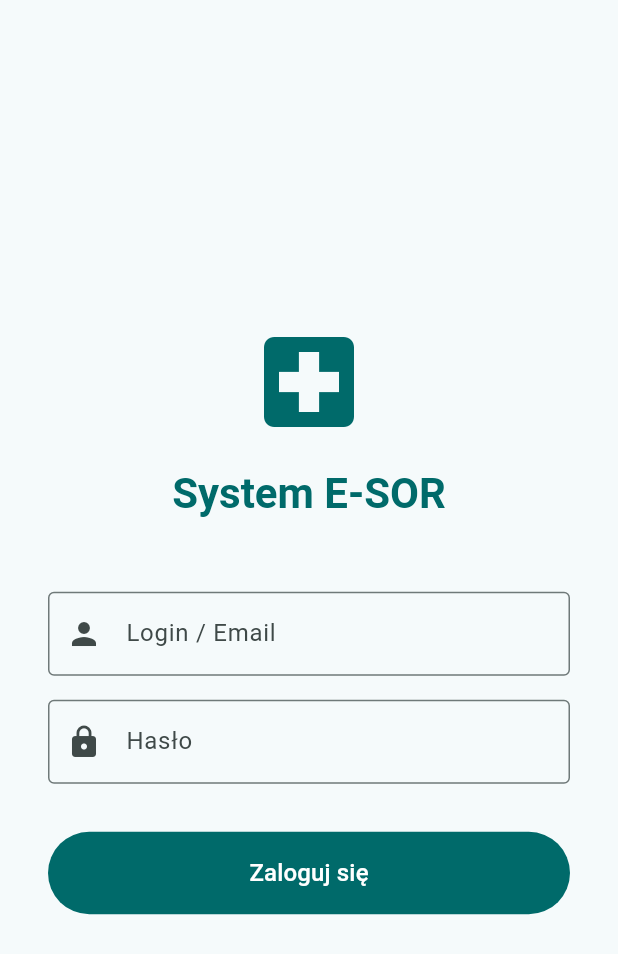
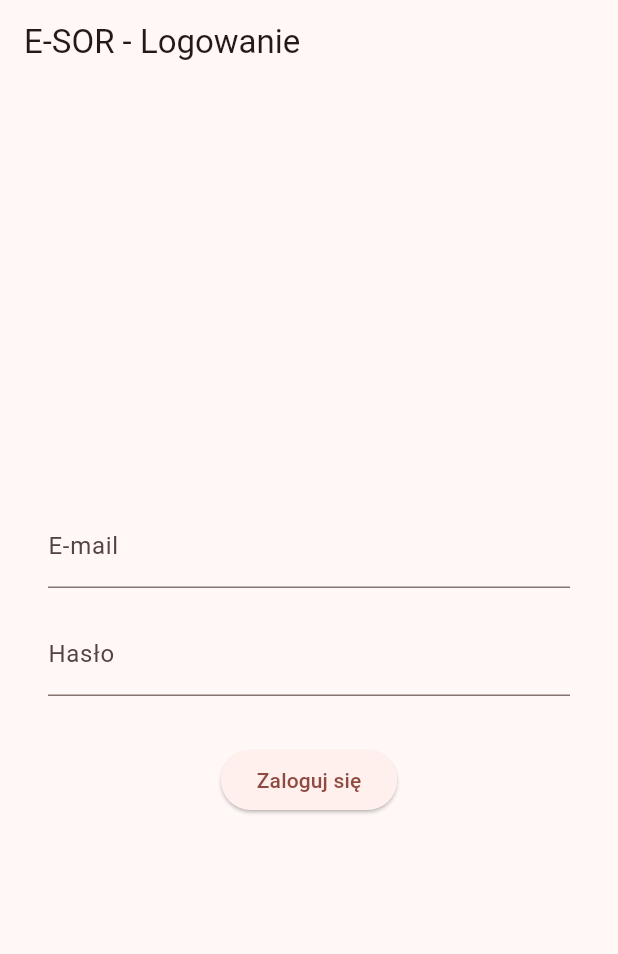
Before and after one commit to k0wal45/projekt-sor-system, a Flutter app: the screen it shows after launch, on a phone screen of 412 x 824 dp. Shown: the top 954 px of the screen. Run offline on Flutter 3.47's test engine with Material 3 defaults, Android fonts, the phone set to English and light mode, and no system bars; our stand-ins replace dio, flutter_dotenv, flutter_riverpod, flutter_secure_storage, fpdart, freezed_annotation and 2 more; generated files the repository leaves out were written again.

Commit message:
integrate auth module with backend

```diff
--- /dev/null
+++ b/frontend/lib/core/network/failure.dart
@@ -0,0 +1,21 @@
+abstract class Failure {
+  final String message;
+  const Failure(this.message);
+}
+
+class NetworkFailure extends Failure {
+  const NetworkFailure(super.message);
+}
+
+class ServerFailure extends Failure {
+  final int? statusCode;
+  const ServerFailure(super.message, {this.statusCode});
+}
+
+class AuthFailure extends Failure {
+  const AuthFailure(super.message);
+}
+
+class UnknownFailure extends Failure {
+  const UnknownFailure(super.message);
+}
--- a/frontend/lib/core/routing/app_router.dart
+++ b/frontend/lib/core/routing/app_router.dart
@@ -1,76 +1,73 @@
 import 'package:flutter/material.dart';
+import 'package:flutter_riverpod/flutter_riverpod.dart';
 import 'package:go_router/go_router.dart';
-import 'package:flutter_riverpod/flutter_riverpod.dart';
+import 'package:riverpod_annotation/riverpod_annotation.dart';
 
-import '../../features/auth/presentation/views/login_screen.dart';
-import '../../features/auth/presentation/viewmodels/auth_viewmodel.dart';
-import '../../features/dashboard/presentation/views/dashboard_screen.dart';
-import '../../features/search/presentation/views/search_screen.dart';
-import '../../features/settings/presentation/views/settings_screen.dart';
-import 'main_scaffold.dart';
+import '../../features/auth/presentation/ui/login_screen.dart';
+import '../../features/auth/presentation/view_models/auth_notifier.dart';
 
-final rootNavigatorKey = GlobalKey<NavigatorState>();
-final shellNavigatorHomeKey = GlobalKey<NavigatorState>(debugLabel: 'shellHome');
-final shellNavigatorSearchKey = GlobalKey<NavigatorState>(debugLabel: 'shellSearch');
-final shellNavigatorSettingsKey = GlobalKey<NavigatorState>(debugLabel: 'shellSettings');
+part 'app_router.g.dart';
 
-final appRouterProvider = Provider<GoRouter>((ref) {
-  final authState = ref.watch(authViewModelProvider);
+@riverpod
+GoRouter appRouter(Ref ref) {
+  final authState = ref.watch(authProvider);
 
   return GoRouter(
-    navigatorKey: rootNavigatorKey,
     initialLocation: '/',
     redirect: (context, state) {
-      final isAuth = authState.value != null;
-      final isLoggingIn = state.uri.toString() == '/login';
+      final isLoggingIn = state.matchedLocation == '/login';
 
-      if (!isAuth && !isLoggingIn) {
+      if (authState.isLoading) {
+        return null; // Czekamy na wynik ładowania autoryzacji
+      }
+
+      final isAuthenticated = authState.value != null;
+
+      if (!isAuthenticated && !isLoggingIn) {
         return '/login';
       }
-      if (isAuth && isLoggingIn) {
+
+      if (isAuthenticated && isLoggingIn) {
         return '/';
       }
+
       return null;
     },
     routes: [
+      GoRoute(path: '/login', builder: (context, state) => const LoginScreen()),
       GoRoute(
-        path: '/login',
-        builder: (context, state) => const LoginScreen(),
+        path: '/',
+        builder: (context, state) => const DashboardPlaceholderScreen(),
       ),
-      StatefulShellRoute.indexedStack(
-        builder: (context, state, navigationShell) {
-          return MainScaffold(navigationShell: navigationShell);
-        },
-        branches: [
-          StatefulShellBranch(
-            navigatorKey: shellNavigatorHomeKey,
-            routes: [
-              GoRoute(
-                path: '/',
-                builder: (context, state) => const DashboardScreen(),
-              ),
-            ],
-          ),
-          StatefulShellBranch(
-            navigatorKey: shellNavigatorSearchKey,
-            routes: [
-              GoRoute(
-                path: '/search',
-                builder: (context, state) => const SearchScreen(),
-              ),
-            ],
-          ),
-          StatefulShellBranch(
-            navigatorKey: shellNavigatorSettingsKey,
-            routes: [
-              GoRoute(
-                path: '/settings',
-                builder: (context, state) => const SettingsScreen(),
-              ),
-            ],
+    ],
+  );
+}
+
+// Temporary placeholder
+class DashboardPlaceholderScreen extends ConsumerWidget {
+  const DashboardPlaceholderScreen({super.key});
+
+  @override
+  Widget build(BuildContext context, WidgetRef ref) {
+    final user = ref.watch(authProvider).value;
+
+    return Scaffold(
+      appBar: AppBar(
+        title: const Text('Dashboard'),
+        actions: [
+          IconButton(
+            icon: const Icon(Icons.logout),
+            onPressed: () {
+              ref.read(authProvider.notifier).logout();
+            },
           ),
         ],
       ),
-    ],
-  );
-});
+      body: Center(
+        child: Text(
+          'Zalogowano jako: ${user?.firstName} ${user?.lastName} (${user?.role})',
+        ),
+      ),
+    );
+  }
+}
--- /dev/null
+++ b/frontend/lib/features/auth/presentation/ui/login_screen.dart
@@ -0,0 +1,81 @@
+import 'package:flutter/material.dart';
+import 'package:flutter_riverpod/flutter_riverpod.dart';
+import '../view_models/auth_notifier.dart';
+import '../../../../core/network/failure.dart';
+
+class LoginScreen extends ConsumerStatefulWidget {
+  const LoginScreen({super.key});
+
+  @override
+  ConsumerState<LoginScreen> createState() => _LoginScreenState();
+}
+
+class _LoginScreenState extends ConsumerState<LoginScreen> {
+  final _emailController = TextEditingController();
+  final _passwordController = TextEditingController();
+
+  @override
+  void dispose() {
+    _emailController.dispose();
+    _passwordController.dispose();
+    super.dispose();
+  }
+
+  void _submit() {
+    final email = _emailController.text;
+    final password = _passwordController.text;
+    if (email.isNotEmpty && password.isNotEmpty) {
+      ref.read(authProvider.notifier).login(email, password);
+    }
+  }
+
+  @override
+  Widget build(BuildContext context) {
+    final authState = ref.watch(authProvider);
+
+    ref.listen(authProvider, (previous, next) {
+      if (next.hasError && !next.isLoading) {
+        final error = next.error;
+        String msg = 'Wystąpił błąd logowania';
+        if (error is Failure) {
+          msg = error.message;
+        }
+        ScaffoldMessenger.of(context).showSnackBar(
+          SnackBar(content: Text(msg), backgroundColor: Colors.red),
+        );
+      }
+    });
+
+    return Scaffold(
+      appBar: AppBar(title: const Text('E-SOR - Logowanie')),
+      body: Center(
+        child: Padding(
+          padding: const EdgeInsets.all(32.0),
+          child: Column(
+            mainAxisSize: MainAxisSize.min,
+            children: [
+              TextField(
+                controller: _emailController,
+                decoration: const InputDecoration(labelText: 'E-mail'),
+                keyboardType: TextInputType.emailAddress,
+              ),
+              const SizedBox(height: 16),
+              TextField(
+                controller: _passwordController,
+                decoration: const InputDecoration(labelText: 'Hasło'),
+                obscureText: true,
+              ),
+              const SizedBox(height: 32),
+              authState.isLoading
+                  ? const CircularProgressIndicator()
+                  : ElevatedButton(
+                      onPressed: _submit,
+                      child: const Text('Zaloguj się'),
+                    ),
+            ],
+          ),
+        ),
+      ),
+    );
+  }
+}
--- a/frontend/lib/features/auth/presentation/views/login_screen.dart
+++ /dev/null
@@ -1,120 +0,0 @@
-import 'package:flutter/material.dart';
-import 'package:flutter_riverpod/flutter_riverpod.dart';
-import 'package:go_router/go_router.dart';
-import '../viewmodels/auth_viewmodel.dart';
-
-class LoginScreen extends ConsumerStatefulWidget {
-  const LoginScreen({super.key});
-
-  @override
-  ConsumerState<LoginScreen> createState() => _LoginScreenState();
-}
-
-class _LoginScreenState extends ConsumerState<LoginScreen> {
-  final _emailController = TextEditingController();
-  final _passwordController = TextEditingController();
-
-  @override
-  void dispose() {
-    _emailController.dispose();
-    _passwordController.dispose();
-    super.dispose();
-  }
-
-  @override
-  Widget build(BuildContext context) {
-    final authState = ref.watch(authViewModelProvider);
-
-    ref.listen(authViewModelProvider, (previous, next) {
-      if (next is AsyncError) {
-        ScaffoldMessenger.of(context).showSnackBar(
-          SnackBar(
-            content: Text(next.error.toString()),
-            backgroundColor: Theme.of(context).colorScheme.error,
-          ),
-        );
-      } else if (next is AsyncData && next.value != null) {
-        ScaffoldMessenger.of(context).showSnackBar(
-          SnackBar(
-            content: Text(
-              'Zalogowano jako: ${next.value!.firstName} ${next.value!.lastName} (${next.value!.role.name})',
-            ),
-            backgroundColor: Theme.of(context).colorScheme.primary,
-          ),
-        );
-        context.go('/');
-      }
-    });
-
-    return Scaffold(
-      body: Center(
-        child: SingleChildScrollView(
-          padding: const EdgeInsets.all(32.0),
-          child: ConstrainedBox(
-            constraints: const BoxConstraints(maxWidth: 400),
-            child: Column(
-              mainAxisAlignment: MainAxisAlignment.center,
-              crossAxisAlignment: CrossAxisAlignment.stretch,
-              children: [
-                Icon(
-                  Icons.local_hospital,
-                  size: 80,
-                  color: Theme.of(context).colorScheme.primary,
-                ),
-                const SizedBox(height: 16),
-                Text(
-                  'System E-SOR',
-                  style: Theme.of(context).textTheme.headlineMedium?.copyWith(
-                    color: Theme.of(context).colorScheme.primary,
-                    fontWeight: FontWeight.bold,
-                  ),
-                  textAlign: TextAlign.center,
-                ),
-                const SizedBox(height: 48),
-                TextField(
-                  controller: _emailController,
-                  decoration: const InputDecoration(
-                    labelText: 'Login / Email',
-                    border: OutlineInputBorder(),
-                    prefixIcon: Icon(Icons.person),
-                  ),
-                ),
-                const SizedBox(height: 16),
-                TextField(
-                  controller: _passwordController,
-                  obscureText: true,
-                  decoration: const InputDecoration(
-                    labelText: 'Hasło',
-                    border: OutlineInputBorder(),
-                    prefixIcon: Icon(Icons.lock),
-                  ),
-                ),
-                const SizedBox(height: 32),
-                if (authState.isLoading)
-                  const Center(child: CircularProgressIndicator())
-                else
-                  FilledButton(
-                    onPressed: () {
-                      ref
-                          .read(authViewModelProvider.notifier)
-                          .login(
-                            _emailController.text,
-                            _passwordController.text,
-                          );
-                    },
-                    style: FilledButton.styleFrom(
-                      padding: const EdgeInsets.symmetric(vertical: 16),
-                    ),
-                    child: const Text(
-                      'Zaloguj się',
-                      style: TextStyle(fontSize: 16),
-                    ),
-                  ),
-              ],
-            ),
-          ),
-        ),
-      ),
-    );
-  }
-}
--- a/frontend/lib/main.dart
+++ b/frontend/lib/main.dart
@@ -1,31 +1,30 @@
 import 'package:flutter/material.dart';
+import 'package:flutter_dotenv/flutter_dotenv.dart';
 import 'package:flutter_riverpod/flutter_riverpod.dart';
-import 'package:google_fonts/google_fonts.dart';
 
 import 'core/routing/app_router.dart';
-import 'core/theme/app_theme.dart';
 
-void main() {
+void main() async {
+  WidgetsFlutterBinding.ensureInitialized();
+  await dotenv.load(fileName: ".env");
   runApp(
     const ProviderScope(
-      child: ESorApp(),
+      child: MyApp(),
     ),
   );
 }
 
-class ESorApp extends ConsumerWidget {
-  const ESorApp({super.key});
+class MyApp extends ConsumerWidget {
+  const MyApp({super.key});
 
   @override
   Widget build(BuildContext context, WidgetRef ref) {
-    final textTheme = GoogleFonts.robotoTextTheme(Theme.of(context).textTheme);
     final router = ref.watch(appRouterProvider);
 
     return MaterialApp.router(
       title: 'E-SOR',
       theme: ThemeData(
-        colorScheme: MaterialTheme.lightScheme(),
-        textTheme: textTheme,
+        colorScheme: ColorScheme.fromSeed(seedColor: Colors.red),
         useMaterial3: true,
       ),
       routerConfig: router,
```
Also changed, not shown: frontend/lib/core/network/auth_interceptor.dart (added, +17 -0 lines), frontend/lib/core/network/dio_provider.dart (added, +32 -0 lines), frontend/lib/features/auth/data/repositories/auth_repository.dart (added, +94 -0 lines), frontend/lib/features/auth/domain/models/user.dart (added, +17 -0 lines), frontend/lib/features/auth/domain/repositories/i_auth_repository.dart (added, +9 -0 lines), frontend/lib/features/auth/presentation/view_models/auth_notifier.dart (added, +47 -0 lines), frontend/lib/features/auth/presentation/viewmodels/auth_viewmodel.dart (deleted, +0 -40 lines), frontend/lib/features/dashboard/presentation/viewmodels/dashboard_viewmodel.dart (+7 -13 lines), frontend/lib/features/dashboard/presentation/views/dashboard_screen.dart (+18 -8 lines), frontend/pubspec.yaml (+7 -5 lines), frontend/lib/core/network/dio_provider.g.dart (added), frontend/lib/core/routing/app_router.g.dart (added), frontend/lib/features/auth/data/repositories/auth_repository.g.dart (added), frontend/lib/features/auth/domain/models/user.freezed.dart (added), 4 more files, 2 other files.
